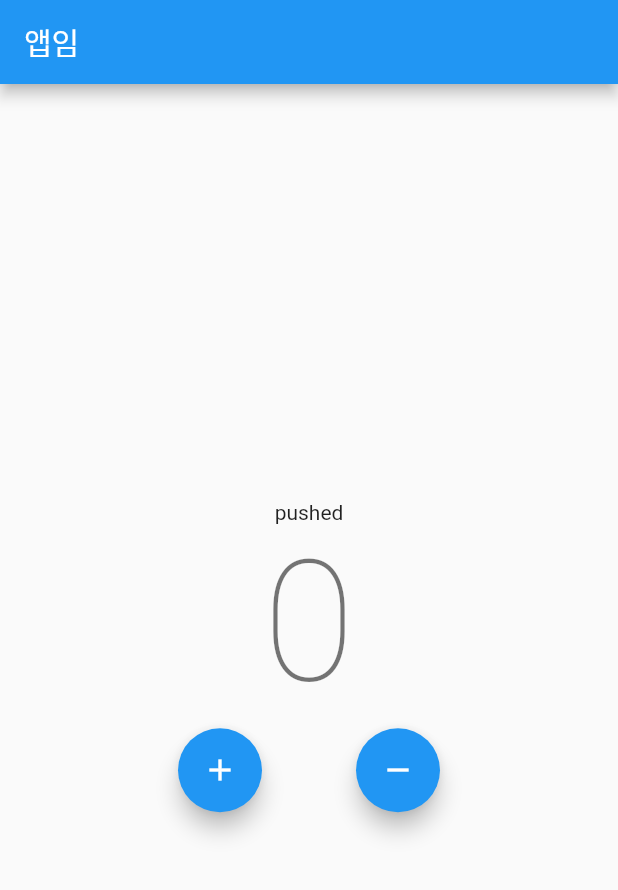
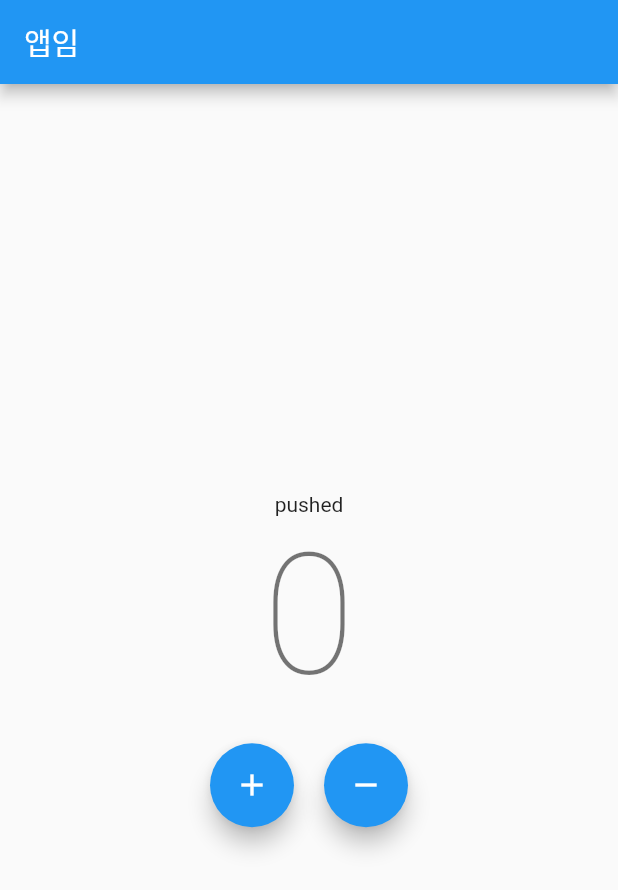
Before and after one commit to grace915/first_flutter, a Flutter app: the screen it shows after launch, on a phone screen of 412 x 824 dp. Shown: the top 890 px of the screen. Run offline on Flutter 3.47's test engine with Material 2 defaults, Android fonts, the phone set to English and light mode, and no system bars.

Commit message:
sizedBox로 해보기

```diff
--- a/lib/main.dart
+++ b/lib/main.dart
@@ -30,11 +30,11 @@ class MyAppState extends State<MyApp> {
             '$counter',
             style: Theme.of(context).textTheme.displayLarge,
           ),
-          Container(
-              margin: EdgeInsets.all(5),
-              width: 300,
-              child: Row(
-                mainAxisAlignment: MainAxisAlignment.spaceEvenly,
+          SizedBox(
+            height: 20,
+          ),
+          Row(
+            mainAxisAlignment: MainAxisAlignment.center,
             children: [
               FloatingActionButton(
                   child: Icon(Icons.add),
@@ -44,6 +44,7 @@ class MyAppState extends State<MyApp> {
                       print("$counter");
                     });
                   }),
+              SizedBox(width: 20,),
               FloatingActionButton(
                   child: Icon(Icons.remove),
                   onPressed: () {
@@ -53,7 +54,7 @@ class MyAppState extends State<MyApp> {
                     });
                   })
             ],
-              )),
+          )
         ],
       )),
     ));
```
Lines whose indentation alone changed are shown as unchanged.
